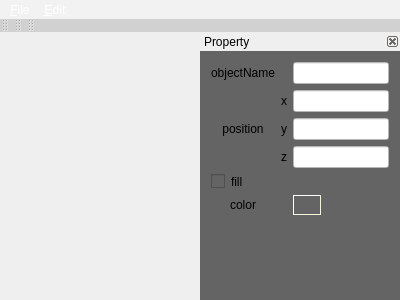
Above: SJTUFlow/SJTUFlow/scenedesignwidget.ui from SatanWoo/SJTUFlow before the change. Below: the same form after it.
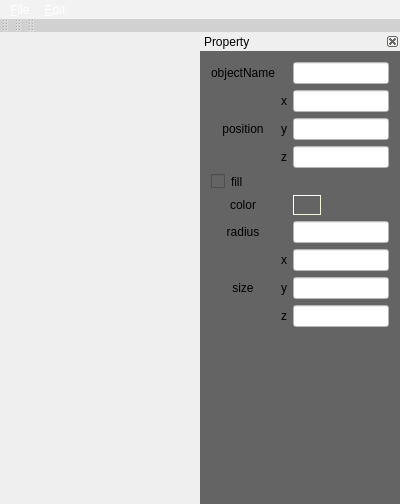
That is the form after the change. Icons and pictures are not drawn.

The edit to the form file:
```diff
--- a/SJTUFlow/SJTUFlow/scenedesignwidget.ui
+++ b/SJTUFlow/SJTUFlow/scenedesignwidget.ui
@@ -7,7 +7,7 @@
     <x>0</x>
     <y>0</y>
     <width>400</width>
-    <height>300</height>
+    <height>504</height>
    </rect>
   </property>
   <property name="contextMenuPolicy">
@@ -142,7 +142,7 @@
    <property name="minimumSize">
     <size>
      <width>200</width>
-     <height>205</height>
+     <height>295</height>
     </size>
    </property>
    <property name="maximumSize">
@@ -227,7 +227,7 @@
        </property>
       </widget>
      </item>
-     <item row="7" column="0" colspan="3">
+     <item row="10" column="0" colspan="3">
       <spacer name="verticalSpacer">
        <property name="orientation">
         <enum>Qt::Vertical</enum>
@@ -343,6 +343,75 @@
        </item>
       </layout>
      </item>
+     <item row="6" column="2">
+      <widget class="QLineEdit" name="lineEditRadius">
+       <property name="contextMenuPolicy">
+        <enum>Qt::NoContextMenu</enum>
+       </property>
+      </widget>
+     </item>
+     <item row="6" column="0">
+      <widget class="QLabel" name="labelRadius">
+       <property name="text">
+        <string>radius</string>
+       </property>
+       <property name="alignment">
+        <set>Qt::AlignCenter</set>
+       </property>
+      </widget>
+     </item>
+     <item row="7" column="1">
+      <widget class="QLabel" name="labelSizeX">
+       <property name="text">
+        <string>x</string>
+       </property>
+      </widget>
+     </item>
+     <item row="8" column="1">
+      <widget class="QLabel" name="labelSizeY">
+       <property name="text">
+        <string>y</string>
+       </property>
+      </widget>
+     </item>
+     <item row="9" column="1">
+      <widget class="QLabel" name="labelSizeZ">
+       <property name="text">
+        <string>z</string>
+       </property>
+      </widget>
+     </item>
+     <item row="7" column="0" rowspan="3">
+      <widget class="QLabel" name="labelSize">
+       <property name="text">
+        <string>size</string>
+       </property>
+       <property name="alignment">
+        <set>Qt::AlignCenter</set>
+       </property>
+      </widget>
+     </item>
+     <item row="7" column="2">
+      <widget class="QLineEdit" name="lineEditSizeX">
+       <property name="contextMenuPolicy">
+        <enum>Qt::NoContextMenu</enum>
+       </property>
+      </widget>
+     </item>
+     <item row="8" column="2">
+      <widget class="QLineEdit" name="lineEditSizeY">
+       <property name="contextMenuPolicy">
+        <enum>Qt::NoContextMenu</enum>
+       </property>
+      </widget>
+     </item>
+     <item row="9" column="2">
+      <widget class="QLineEdit" name="lineEditSizeZ">
+       <property name="contextMenuPolicy">
+        <enum>Qt::NoContextMenu</enum>
+       </property>
+      </widget>
+     </item>
     </layout>
    </widget>
   </widget>
```
